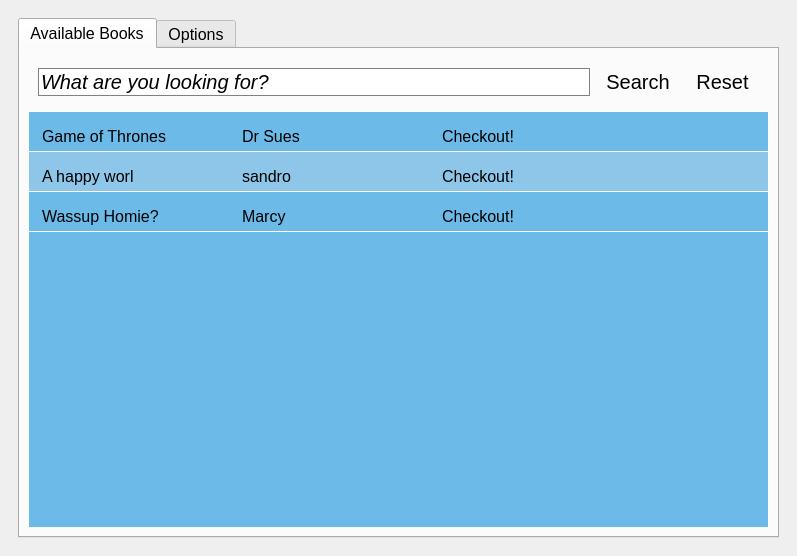
Qt form checkout.ui (sbadame/checkout) before a commit.
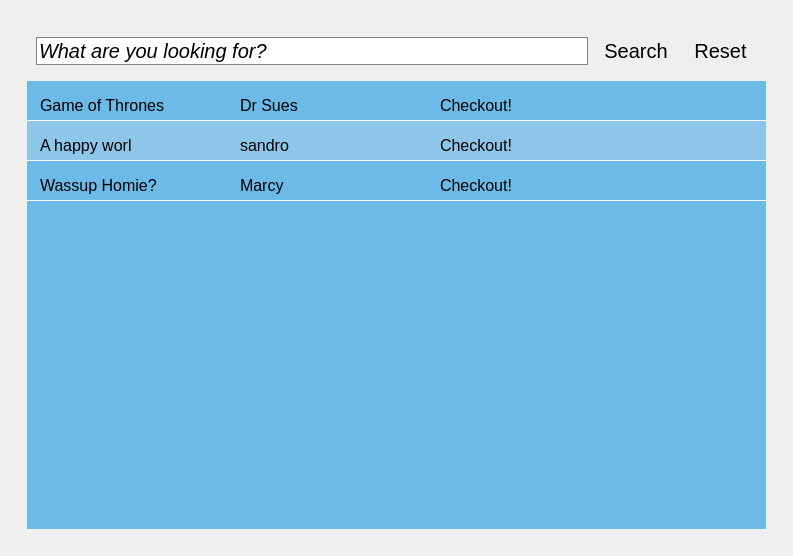
The same form after that commit.

Commit message: Slowly fixing up the buttons

```diff
--- a/checkout.ui
+++ b/checkout.ui
@@ -38,6 +38,12 @@
   border: 1px solid blue;
 }
 
+QTableWidget QPushButton {
+  margin: 12px 20px 12px 20px;
+  padding: 12px 20px 12px 20px;
+  font-size: 12px;
+}
+
 QTableWidget {
   font-size: 16px;
   font-family: 'Gisha';
@@ -67,17 +73,11 @@
      <widget class="QWidget" name="widget" native="true">
       <layout class="QHBoxLayout" name="horizontalLayout">
        <item>
-        <widget class="QTabWidget" name="tabWidget">
+        <widget class="QStackedWidget" name="stackedWidget">
          <property name="styleSheet">
           <string notr="true"/>
          </property>
-         <property name="currentIndex">
-          <number>0</number>
-         </property>
-         <widget class="QWidget" name="checkout_tab">
-          <attribute name="title">
-           <string>Available Books</string>
-          </attribute>
+         <widget class="QWidget" name="stackedWidgetPage1" native="true">
           <layout class="QVBoxLayout" name="verticalLayout_2">
            <item>
             <widget class="QWidget" name="widget_2" native="true">
@@ -244,10 +244,7 @@
            </item>
           </layout>
          </widget>
-         <widget class="QWidget" name="tab">
-          <attribute name="title">
-           <string>Options</string>
-          </attribute>
+         <widget class="QWidget" name="stackedWidgetPage2" native="true">
           <layout class="QFormLayout" name="formLayout_2">
            <property name="fieldGrowthPolicy">
             <enum>QFormLayout::AllNonFixedFieldsGrow</enum>
```
Left out of the diff: 51 changed lines with no effect on the pictures.
